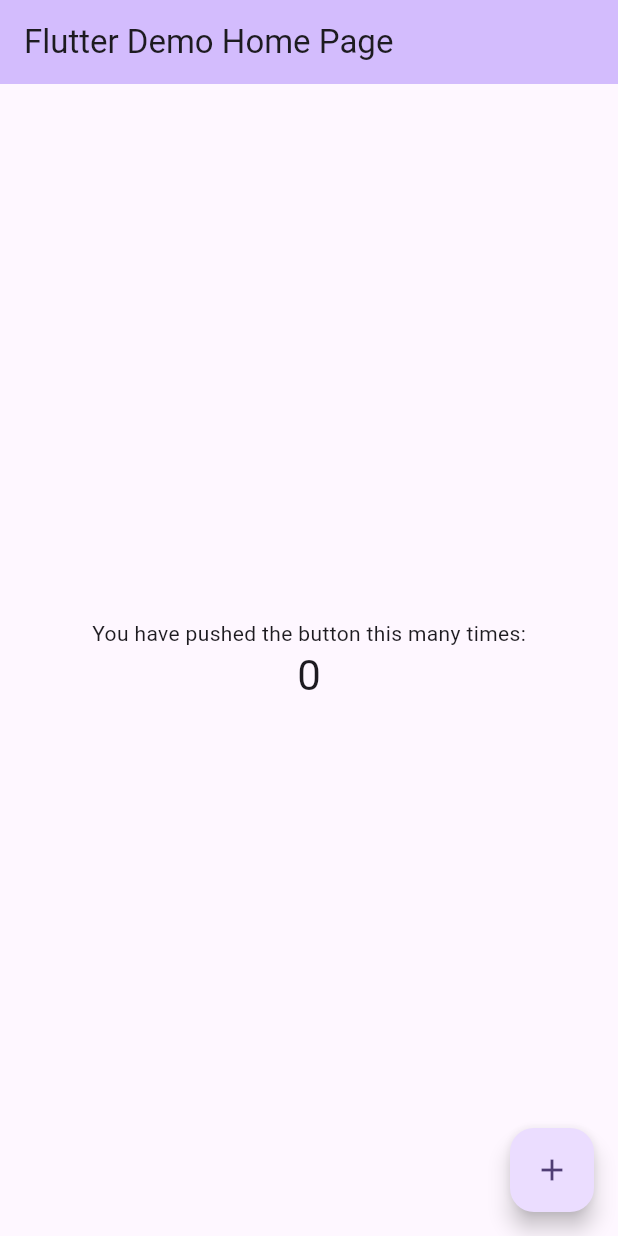
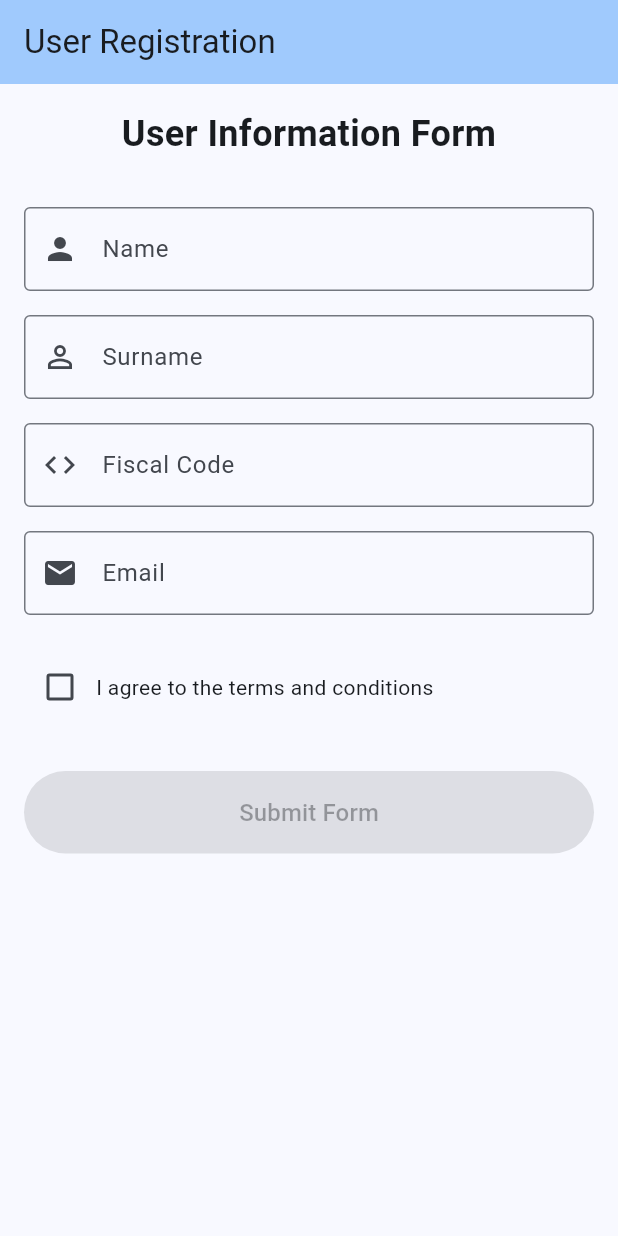
Before and after one commit to DevPres/flutter-base, a Flutter app: the screen it shows after launch, on a phone screen of 412 x 824 dp. Run offline on Flutter 3.47's test engine with Material 3 defaults, Android fonts, the phone set to English and light mode, and no system bars.

Commit message:
form example

```diff
--- /dev/null
+++ b/lib/form/user_form.dart
@@ -0,0 +1,178 @@
+import 'package:flutter/material.dart';
+
+class UserForm extends StatefulWidget {
+  const UserForm({super.key});
+
+  @override
+  State<UserForm> createState() => _UserFormState();
+}
+
+class _UserFormState extends State<UserForm> {
+  final _formKey = GlobalKey<FormState>();
+  final _nameController = TextEditingController();
+  final _surnameController = TextEditingController();
+  final _fiscalCodeController = TextEditingController();
+  final _emailController = TextEditingController();
+  bool _agreeToTerms = false;
+
+  @override
+  void dispose() {
+    _nameController.dispose();
+    _surnameController.dispose();
+    _fiscalCodeController.dispose();
+    _emailController.dispose();
+    super.dispose();
+  }
+
+  void _submitForm() {
+    if (_formKey.currentState!.validate()) {
+      ScaffoldMessenger.of(context).showSnackBar(
+        SnackBar(
+          content: Text('Form submitted successfully!'),
+          backgroundColor: Colors.green,
+        ),
+      );
+
+      print('Name: ${_nameController.text}');
+      print('Surname: ${_surnameController.text}');
+      print('Fiscal Code: ${_fiscalCodeController.text}');
+      print('Email: ${_emailController.text}');
+      print('Agree to Terms: $_agreeToTerms');
+    }
+  }
+
+  @override
+  Widget build(BuildContext context) {
+    return Padding(
+      padding: const EdgeInsets.all(16.0),
+      child: Form(
+        key: _formKey,
+        child: Column(
+          crossAxisAlignment: CrossAxisAlignment.stretch,
+          children: [
+            const Text(
+              'User Information Form',
+              style: TextStyle(
+                fontSize: 24,
+                fontWeight: FontWeight.bold,
+              ),
+              textAlign: TextAlign.center,
+            ),
+            const SizedBox(height: 32),
+
+            TextFormField(
+              controller: _nameController,
+              decoration: const InputDecoration(
+                labelText: 'Name',
+                hintText: 'Enter your name',
+                border: OutlineInputBorder(),
+                prefixIcon: Icon(Icons.person),
+              ),
+              validator: (value) {
+                if (value == null || value.isEmpty) {
+                  return 'Please enter your name';
+                }
+                if (value.length < 2) {
+                  return 'Name must be at least 2 characters';
+                }
+                return null;
+              },
+            ),
+            const SizedBox(height: 16),
+
+            TextFormField(
+              controller: _surnameController,
+              decoration: const InputDecoration(
+                labelText: 'Surname',
+                hintText: 'Enter your surname',
+                border: OutlineInputBorder(),
+                prefixIcon: Icon(Icons.person_outline),
+              ),
+              validator: (value) {
+                if (value == null || value.isEmpty) {
+                  return 'Please enter your surname';
+                }
+                if (value.length < 2) {
+                  return 'Surname must be at least 2 characters';
+                }
+                return null;
+              },
+            ),
+            const SizedBox(height: 16),
+
+            TextFormField(
+              controller: _fiscalCodeController,
+              decoration: const InputDecoration(
+                labelText: 'Fiscal Code',
+                hintText: 'Enter your fiscal code',
+                border: OutlineInputBorder(),
+                prefixIcon: Icon(Icons.code),
+              ),
+              validator: (value) {
+                if (value == null || value.isEmpty) {
+                  return 'Please enter your fiscal code';
+                }
+                if (value.length < 5) {
+                  return 'Fiscal code must be at least 5 characters';
+                }
+                return null;
+              },
+            ),
+            const SizedBox(height: 16),
+
+            TextFormField(
+              controller: _emailController,
+              decoration: const InputDecoration(
+                labelText: 'Email',
+                hintText: 'Enter your email address',
+                border: OutlineInputBorder(),
+                prefixIcon: Icon(Icons.email),
+              ),
+              keyboardType: TextInputType.emailAddress,
+              validator: (value) {
+                if (value == null || value.isEmpty) {
+                  return 'Please enter your email';
+                }
+                if (!RegExp(r'^[\w-\.]+@([\w-]+\.)+[\w-]{2,4}$').hasMatch(value)) {
+                  return 'Please enter a valid email address';
+                }
+                return null;
+              },
+            ),
+            const SizedBox(height: 24),
+
+            Row(
+              children: [
+                Checkbox(
+                  value: _agreeToTerms,
+                  onChanged: (bool? value) {
+                    setState(() {
+                      _agreeToTerms = value ?? false;
+                    });
+                  },
+                ),
+                const Expanded(
+                  child: Text('I agree to the terms and conditions'),
+                ),
+              ],
+            ),
+            const SizedBox(height: 32),
+
+            ElevatedButton(
+              onPressed: _agreeToTerms ? _submitForm : null,
+              style: ElevatedButton.styleFrom(
+                padding: const EdgeInsets.symmetric(vertical: 16),
+                backgroundColor: Colors.blue,
+                foregroundColor: Colors.white,
+              ),
+              child: const Text(
+                'Submit Form',
+                style: TextStyle(fontSize: 16),
+              ),
+            ),
+          ],
+        ),
+      ),
+    );
+  }
+}
--- a/lib/main.dart
+++ b/lib/main.dart
@@ -1,4 +1,5 @@
 import 'package:flutter/material.dart';
+import 'form/user_form.dart';
 
 void main() {
   runApp(const MyApp());
@@ -7,116 +8,32 @@ void main() {
 class MyApp extends StatelessWidget {
   const MyApp({super.key});
 
-  // This widget is the root of your application.
   @override
   Widget build(BuildContext context) {
     return MaterialApp(
-      title: 'Flutter Demo',
+      title: 'Flutter Form Demo',
       theme: ThemeData(
-        // This is the theme of your application.
-        //
-        // TRY THIS: Try running your application with "flutter run". You'll see
-        // the application has a purple toolbar. Then, without quitting the app,
-        // try changing the seedColor in the colorScheme below to Colors.green
-        // and then invoke "hot reload" (save your changes or press the "hot
-        // reload" button in a Flutter-supported IDE, or press "r" if you used
-        // the command line to start the app).
-        //
-        // Notice that the counter didn't reset back to zero; the application
-        // state is not lost during the reload. To reset the state, use hot
-        // restart instead.
-        //
-        // This works for code too, not just values: Most code changes can be
-        // tested with just a hot reload.
-        colorScheme: ColorScheme.fromSeed(seedColor: Colors.deepPurple),
+        colorScheme: ColorScheme.fromSeed(seedColor: Colors.blue),
+        useMaterial3: true,
       ),
-      home: const MyHomePage(title: 'Flutter Demo Home Page'),
+      home: const UserFormPage(),
     );
   }
 }
 
-class MyHomePage extends StatefulWidget {
-  const MyHomePage({super.key, required this.title});
-
-  // This widget is the home page of your application. It is stateful, meaning
-  // that it has a State object (defined below) that contains fields that affect
-  // how it looks.
-
-  // This class is the configuration for the state. It holds the values (in this
-  // case the title) provided by the parent (in this case the App widget) and
-  // used by the build method of the State. Fields in a Widget subclass are
-  // always marked "final".
-
-  final String title;
-
-  @override
-  State<MyHomePage> createState() => _MyHomePageState();
-}
-
-class _MyHomePageState extends State<MyHomePage> {
-  int _counter = 0;
-
-  void _incrementCounter() {
-    setState(() {
-      // This call to setState tells the Flutter framework that something has
-      // changed in this State, which causes it to rerun the build method below
-      // so that the display can reflect the updated values. If we changed
-      // _counter without calling setState(), then the build method would not be
-      // called again, and so nothing would appear to happen.
-      _counter++;
-    });
-  }
+class UserFormPage extends StatelessWidget {
+  const UserFormPage({super.key});
 
   @override
   Widget build(BuildContext context) {
-    // This method is rerun every time setState is called, for instance as done
-    // by the _incrementCounter method above.
-    //
-    // The Flutter framework has been optimized to make rerunning build methods
-    // fast, so that you can just rebuild anything that needs updating rather
-    // than having to individually change instances of widgets.
     return Scaffold(
       appBar: AppBar(
-        // TRY THIS: Try changing the color here to a specific color (to
-        // Colors.amber, perhaps?) and trigger a hot reload to see the AppBar
-        // change color while the other colors stay the same.
+        title: const Text('User Registration'),
         backgroundColor: Theme.of(context).colorScheme.inversePrimary,
-        // Here we take the value from the MyHomePage object that was created by
-        // the App.build method, and use it to set our appbar title.
-        title: Text(widget.title),
       ),
-      body: Center(
-        // Center is a layout widget. It takes a single child and positions it
-        // in the middle of the parent.
-        child: Column(
-          // Column is also a layout widget. It takes a list of children and
-          // arranges them vertically. By default, it sizes itself to fit its
-          // children horizontally, and tries to be as tall as its parent.
-          //
-          // Column has various properties to control how it sizes itself and
-          // how it positions its children. Here we use mainAxisAlignment to
-          // center the children vertically; the main axis here is the vertical
-          // axis because Columns are vertical (the cross axis would be
-          // horizontal).
-          //
-          // TRY THIS: Invoke "debug painting" (choose the "Toggle Debug Paint"
-          // action in the IDE, or press "p" in the console), to see the
-          // wireframe for each widget.
-          mainAxisAlignment: MainAxisAlignment.center,
-          children: <Widget>[
-            const Text('You have pushed the button this many times:'),
-            Text(
-              '$_counter',
-              style: Theme.of(context).textTheme.headlineMedium,
-            ),
-          ],
-        ),
+      body: const SingleChildScrollView(
+        child: UserForm(),
       ),
-      floatingActionButton: FloatingActionButton(
-        onPressed: _incrementCounter,
-        tooltip: 'Increment',
-        child: const Icon(Icons.add),
-      ), // This trailing comma makes auto-formatting nicer for build methods.
     );
   }
 }
```
